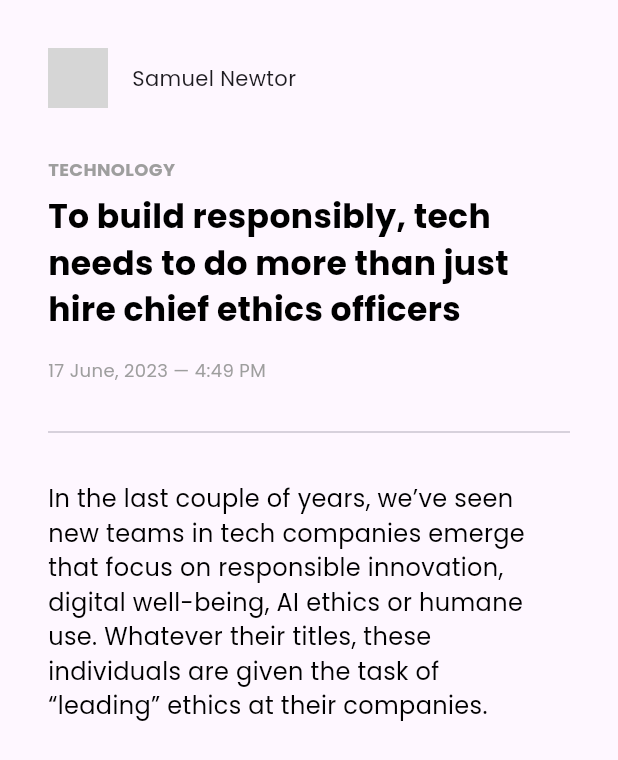
After one commit to Ajijagatsaputra/BootcampFlutter, a Flutter app: the NewsPage screen opened by its route, on a phone screen of 412 x 824 dp. The commit adds this screen. Shown: the top 760 px of the screen. Run offline on Flutter 3.47's test engine with Material 3 defaults, Android fonts, the phone set to English and light mode, and no system bars; our stand-ins replace google_fonts; grey boxes are pictures that could not be loaded.

Commit message:
Tugas SLicing NewsPage

```diff
--- a/sanberappflutter/lib/main.dart
+++ b/sanberappflutter/lib/main.dart
@@ -1,4 +1,5 @@
 import 'package:flutter/material.dart';
+import 'package:sanberappflutter/news_page.dart';
 import 'package:sanberappflutter/views/get_started_page.dart';
 
 void main(List<String> args) {
@@ -10,9 +11,13 @@ class MyApp extends StatelessWidget {
 
   @override
   Widget build(BuildContext context) {
-    return const MaterialApp(
+    return MaterialApp(
       debugShowCheckedModeBanner: false,
-        home: GetStartedPage()
+      home: const GetStartedPage(),
+      routes: {
+        '/news': (context) => const NewsPage(),
+        '/counter': (context) => const CounterPage(),
+      },
     );
   }
 }
@@ -26,8 +31,9 @@ class CounterPage extends StatefulWidget {
 
 class _CounterPageState extends State<CounterPage> {
   int counter = 0;
+
   @override
-  Widget build(BuildContext) {
+  Widget build(BuildContext context) {
     return Scaffold(
       appBar: AppBar(
         title: const Text("Counter Page"),
@@ -37,18 +43,19 @@ class _CounterPageState extends State<CounterPage> {
           mainAxisAlignment: MainAxisAlignment.center,
           children: [
             InkWell(
-                onTap: () {
-                  counter--;
-                  setState(() {});
-                },
-                child: const Icon(Icons.remove)),
+              onTap: () {
+                counter--;
+                setState(() {}); // Memperbarui UI setelah perubahan counter
+              },
+              child: const Icon(Icons.remove),
+            ),
             const SizedBox(width: 20),
             Text('Nilai Counter : $counter'),
             const SizedBox(width: 20),
             InkWell(
               onTap: () {
                 counter++;
-                setState(() {});
+                setState(() {}); // Memperbarui UI setelah perubahan counter
               },
               child: const Icon(Icons.add),
             )
@@ -58,11 +65,3 @@ class _CounterPageState extends State<CounterPage> {
     );
   }
 }
-
-//Analisis Terhadap SetState
-//Apa kegunaan
-
-//Pertama setelah saya analisis setState ada ketika code counter ++/ -- dijalankan , kenapa demikian ? dikarenakan setState sebagai penanda atau marking
-//bahwasanya scope code atau code sebelumnya merupakan stateful widget , maka stateful widget tersebut akan di update ketika setState dijalankan
-//Jadi ketika code counter ++/ -- dijalankan , maka stateful widget tersebut akan di update , sehingga code diatas akan dijalankan kembali
-//Untuk kegunaan dari setState tersebut untuk membuild ulang variabel counter ketika mendapatkan peringan dari user (--/++).
--- /dev/null
+++ b/sanberappflutter/lib/news_page.dart
@@ -0,0 +1,118 @@
+import 'package:flutter/material.dart';
+import 'package:google_fonts/google_fonts.dart';
+
+class NewsPage extends StatelessWidget {
+  const NewsPage({super.key});
+
+  @override
+  Widget build(BuildContext context) {
+    return Scaffold(
+      body: SafeArea(
+        child: ListView(
+          children: [
+            Stack(children: [
+              Image.asset('assets/newsPage/background.png'),
+              Positioned(
+                top: 40,
+                left: 32,
+                right: 303,
+                child: IconButton(
+                  iconSize: 40,
+                  icon: Container(
+                    width: 40,
+                    height: 40,
+                    decoration: const BoxDecoration(
+                      shape: BoxShape.circle,
+                      color: Colors.black,
+                    ),
+                    child: Center(
+                      child: Image.asset('assets/newsPage/backToTheFuture.png'),
+                    ),
+                  ),
+                  onPressed: () {
+                    // do something
+                  },
+                ),
+              )
+            ]),
+            Padding(
+              padding: EdgeInsets.all(32.0),
+              child: Column(
+                children: [
+                  Row(
+                    children: [
+                      ClipOval(
+                        child: Image.asset(
+                          'assets/newsPage/avatar.png',
+                          width: 40,
+                          height: 40,
+                        ),
+                      ),
+                      SizedBox(width: 16),
+                      Text(
+                        'Samuel Newtor',
+                        style: GoogleFonts.poppins(
+                            fontWeight: FontWeight.normal, fontSize: 14),
+                      )
+                    ],
+                  ),
+                  SizedBox(
+                    height: 32,
+                  ),
+                  Column(
+                    crossAxisAlignment: CrossAxisAlignment.start,
+                    children: [
+                      Text(
+                        'TECHNOLOGY',
+                        style: GoogleFonts.poppins(
+                            fontWeight: FontWeight.bold,
+                            fontSize: 12,
+                            color: Colors.grey),
+                      ),
+                      SizedBox(
+                        height: 8,
+                      ),
+                      Text(
+                        'To build responsibly, tech \nneeds to do more than just \nhire chief ethics officers',
+                        style: GoogleFonts.poppins(
+                            fontWeight: FontWeight.bold,
+                            fontSize: 22,
+                            color: Colors.black),
+                      ),
+                      SizedBox(
+                        height: 16,
+                      ),
+                      Text(
+                        '17 June, 2023 — 4:49 PM',
+                        style: GoogleFonts.poppins(
+                            fontWeight: FontWeight.normal,
+                            fontSize: 12,
+                            color: Colors.grey),
+                      ),
+                      SizedBox(
+                        height: 32,
+                      ),
+                      Divider(
+                        height: 2,
+                      ),
+                      SizedBox(
+                        height: 32,
+                      ),
+                      Text(
+                        'In the last couple of years, we’ve seen \nnew teams in tech companies emerge \nthat focus on responsible innovation, \ndigital well-being, AI ethics or humane \nuse. Whatever their titles, these \nindividuals are given the task of \n“leading” ethics at their companies.',
+                        style: GoogleFonts.poppins(
+                            fontWeight: FontWeight.normal,
+                            fontSize: 16,
+                            color: Colors.black),
+                      )
+                    ],
+                  )
+                ],
+              ),
+            )
+          ],
+        ),
+      ),
+    );
+  }
+}
```
Also changed, not shown: sanberappflutter/assets/newsPage/avatar.png (added), sanberappflutter/assets/newsPage/backToTheFuture.png (added), sanberappflutter/assets/newsPage/background.png (added).
